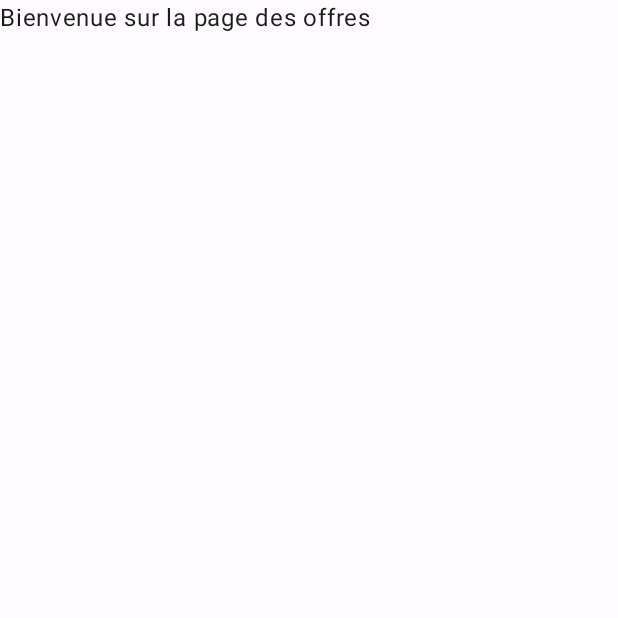
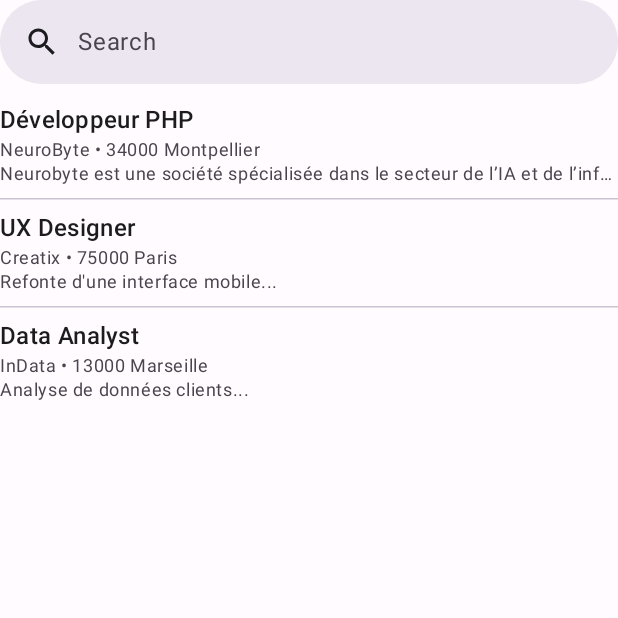
Before and after one commit to HugoSiliveri/StageConnect, an Android app built with Jetpack Compose: the composable OffersScreen shown on its own in the app's theme, on a phone screen of 412 x 824 dp, the top half of it. Run offline under Robolectric (Android 15) with nearby library versions, the phone set to English and light mode, and no system bars.

Commit message:
ajout des stages (a finir)

```diff
--- a/app/src/main/java/com/project/stageconnect/MainActivity.kt
+++ b/app/src/main/java/com/project/stageconnect/MainActivity.kt
@@ -43,7 +43,6 @@ fun AppNavigation() {
     val (startDestination, setStartDestination) = remember { mutableStateOf("home") }
     val isUserLoaded = remember { mutableStateOf(false) }
 
-    userViewModel.signOut()
     LaunchedEffect(Unit) {
         userViewModel.loadCurrentUser { user ->
             if (user != null) {
--- /dev/null
+++ b/app/src/main/java/com/project/stageconnect/model/Internship.kt
@@ -0,0 +1,11 @@
+package com.project.stageconnect.model
+
+import kotlin.time.Duration
+
+data class Internship(
+    val title: String,
+    val company: String,
+    val description: String,
+    val location: String,
+    val duration: String
+)
--- /dev/null
+++ b/app/src/main/java/com/project/stageconnect/model/InternshipViewModel.kt
@@ -0,0 +1,14 @@
+package com.project.stageconnect.model
+
+import androidx.lifecycle.ViewModel
+
+class InternshipViewModel : ViewModel() {
+
+    fun getOffers(): List<Internship> {
+        return listOf(
+            Internship("Développeur PHP", "NeuroByte", "Neurobyte est une société spécialisée dans le secteur de l’IA et de l’informatique quantique. Nous offrons des services pour accélérer la recherche et le développement de projets dans différents domaines comme les mathématiques, la physique ou encore la biologie.", "34000 Montpellier", "10 semaines"),
+            Internship("UX Designer", "Creatix", "Refonte d'une interface mobile...", "75000 Paris", "10 semaines"),
+            Internship("Data Analyst", "InData", "Analyse de données clients...", "13000 Marseille", "10 semaines")
+        )
+    }
+}
--- a/app/src/main/java/com/project/stageconnect/model/UserViewModel.kt
+++ b/app/src/main/java/com/project/stageconnect/model/UserViewModel.kt
@@ -32,7 +32,9 @@ class UserViewModel : ViewModel() {
         }
     }
 
-    fun getCurrentUser(): User? = currentUser
+    fun getCurrentUser(): User? {
+        return currentUser
+    }
 
     fun signOut() {
         auth.signOut()
--- a/app/src/main/java/com/project/stageconnect/ui/company/OffersScreen.kt
+++ b/app/src/main/java/com/project/stageconnect/ui/company/OffersScreen.kt
@@ -1,9 +1,133 @@
 package com.project.stageconnect.ui.company
 
+import androidx.compose.foundation.layout.Arrangement
+import androidx.compose.foundation.layout.Column
+import androidx.compose.foundation.layout.Spacer
+import androidx.compose.foundation.layout.defaultMinSize
+import androidx.compose.foundation.layout.fillMaxSize
+import androidx.compose.foundation.layout.fillMaxWidth
+import androidx.compose.foundation.layout.height
+import androidx.compose.foundation.layout.padding
+import androidx.compose.foundation.layout.wrapContentHeight
+import androidx.compose.foundation.lazy.LazyColumn
+import androidx.compose.foundation.lazy.itemsIndexed
+import androidx.compose.material.icons.Icons
+import androidx.compose.material.icons.filled.Search
 import androidx.compose.runtime.Composable
 import androidx.compose.material3.*
+import androidx.compose.runtime.getValue
+import androidx.compose.runtime.mutableStateOf
+import androidx.compose.runtime.remember
+import androidx.compose.runtime.setValue
+import androidx.compose.ui.Alignment
+import androidx.compose.ui.Modifier
+import androidx.compose.ui.res.stringResource
+import androidx.compose.ui.text.style.TextOverflow
+import androidx.compose.ui.unit.dp
+import androidx.lifecycle.viewmodel.compose.viewModel
+import com.project.stageconnect.R
+import com.project.stageconnect.model.InternshipViewModel
 
+@OptIn(ExperimentalMaterial3Api::class)
 @Composable
 fun OffersScreen() {
-    Text("Bienvenue sur la page des offres")
+    var searchQuery by remember { mutableStateOf("") }
+    var isActive by remember { mutableStateOf(false) }
+    val internshipViewModel: InternshipViewModel = viewModel()
+
+    val offers = remember { internshipViewModel.getOffers() }
+
+    val filteredOffers = offers.filter { offer ->
+        searchQuery.isBlank() || listOf(
+            offer.title,
+            offer.company,
+            offer.location,
+            offer.description
+        ).any { it.contains(searchQuery, ignoreCase = true) }
+    }
+
+    Column(modifier = Modifier.fillMaxSize()) {
+        DockedSearchBar(
+            query = searchQuery,
+            onQueryChange = { searchQuery = it },
+            onSearch = { isActive = false },
+            active = isActive,
+            onActiveChange = { isActive = it },
+            placeholder = { Text(stringResource(R.string.search)) },
+            leadingIcon = { Icon(Icons.Default.Search, contentDescription = null) },
+            modifier = Modifier.fillMaxWidth()
+        ) {
+            if (filteredOffers.isNotEmpty()) {
+                LazyColumn(modifier = Modifier.wrapContentHeight()) {
+                    itemsIndexed(filteredOffers) { index, offer ->
+                        Column(modifier = Modifier.padding(horizontal = 16.dp, vertical = 4.dp)) {
+                            if (index == 0) {
+                                Spacer(modifier = Modifier.height(8.dp))
+                            }
+
+                            Text(text = offer.title, style = MaterialTheme.typography.titleMedium, color = MaterialTheme.colorScheme.onSurface)
+                            Text(text = "${offer.company} • ${offer.location}", style = MaterialTheme.typography.bodySmall, color = MaterialTheme.colorScheme.onSurfaceVariant)
+                            Text(
+                                text = offer.description.take(80),
+                                style = MaterialTheme.typography.bodySmall,
+                                color = MaterialTheme.colorScheme.onSurfaceVariant,
+                                maxLines = 1,
+                                overflow = TextOverflow.Ellipsis
+                            )
+
+                            if (index != filteredOffers.size - 1) {
+                                HorizontalDivider(
+                                    modifier = Modifier
+                                        .height(8.dp)
+                                        .padding(top = 8.dp)
+                                )
+                            }
+                        }
+                    }
+                }
+            }
+        }
+
+        if (filteredOffers.isEmpty()) {
+            Column(
+                modifier = Modifier.fillMaxSize(),
+                verticalArrangement = Arrangement.Center,
+                horizontalAlignment = Alignment.CenterHorizontally
+            ) {
+                Text(
+                    text = stringResource(R.string.no_offers_found),
+                    style = MaterialTheme.typography.titleMedium,
+                    color = MaterialTheme.colorScheme.onSurfaceVariant
+                )
+            }
+        } else {
+            LazyColumn(modifier = Modifier.wrapContentHeight()) {
+                itemsIndexed(offers) { index, offer ->
+                    Column(modifier = Modifier.padding(vertical = 4.dp)) {
+                        if (index == 0) {
+                            Spacer(modifier = Modifier.height(8.dp))
+                        }
+
+                        Text(text = offer.title, style = MaterialTheme.typography.titleMedium, color = MaterialTheme.colorScheme.onSurface)
+                        Text(text = "${offer.company} • ${offer.location}", style = MaterialTheme.typography.bodySmall, color = MaterialTheme.colorScheme.onSurfaceVariant)
+                        Text(
+                            text = offer.description.take(80),
+                            style = MaterialTheme.typography.bodySmall,
+                            color = MaterialTheme.colorScheme.onSurfaceVariant,
+                            maxLines = 1,
+                            overflow = TextOverflow.Ellipsis
+                        )
+
+                        if (index != offers.size - 1) {
+                            HorizontalDivider(
+                                modifier = Modifier
+                                    .height(8.dp)
+                                    .padding(top = 8.dp)
+                            )
+                        }
+                    }
+                }
+            }
+        }
+    }
 }
--- a/app/src/main/res/values/strings.xml
+++ b/app/src/main/res/values/strings.xml
@@ -28,4 +28,6 @@
     <string name="students">Students</string>
     <string name="internship">Internship</string>
     <string name="messages">Messages</string>
+    <string name="search">Search</string>
+    <string name="no_offers_found">No offers found</string>
 </resources>
```
Also changed, not shown: app/src/main/java/com/project/stageconnect/ui/company/CompanyScreen.kt (+5 -2 lines), 1 other file.
